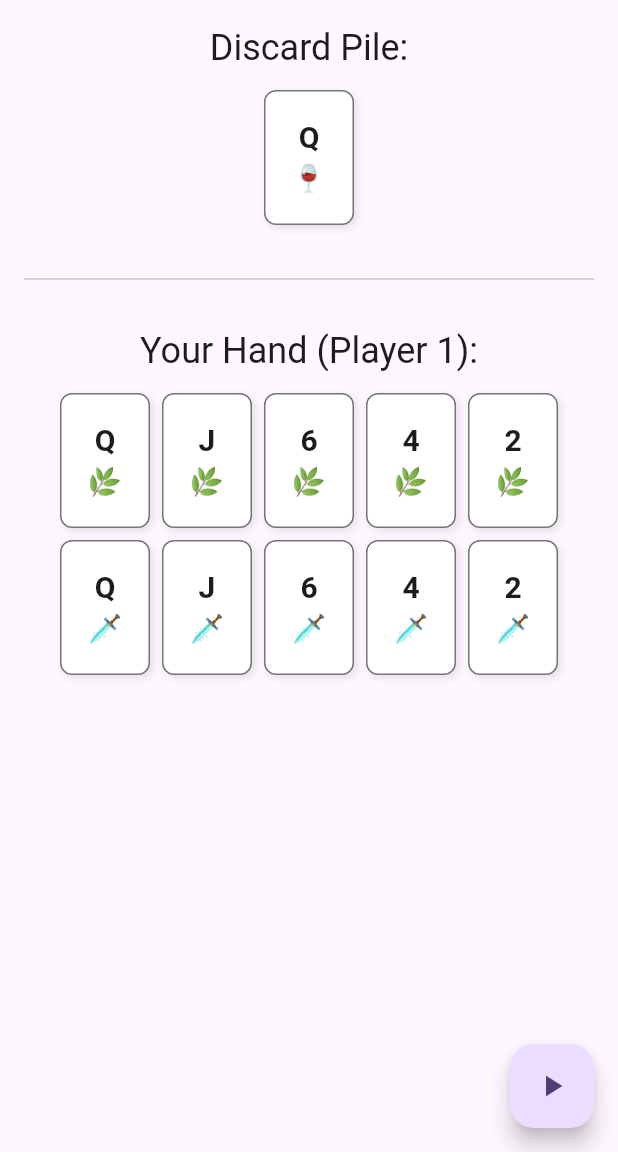
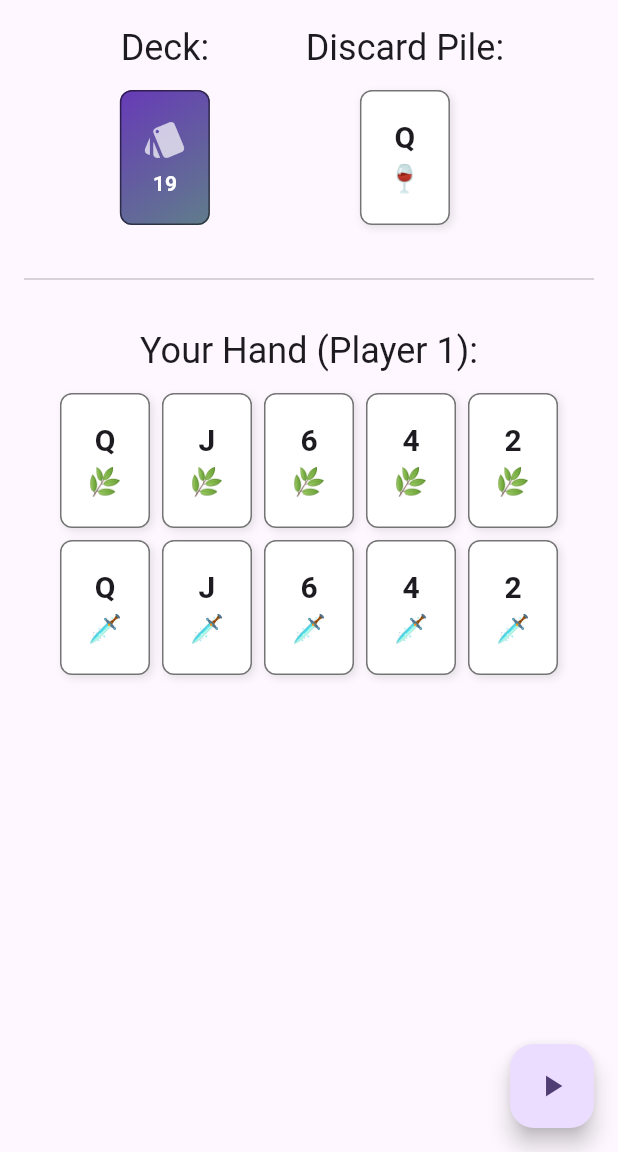
Before and after one commit to 3rdLuigi/la_mano_conquian, a Flutter app: the screen it shows after launch, after a tap on the "play arrow" icon, on a phone screen of 412 x 824 dp, the part 84-1236 px from its top. Run offline on Flutter 3.47's test engine with Material 3 defaults, Android fonts, the phone set to English and light mode, and no system bars; statements that could not run were skipped.

Commit message:
Implemented drawCard and discardCard methods mainly focusing on the functionality of selecting and discarding cards that are in players hands.

```diff
--- a/lib/main.dart
+++ b/lib/main.dart
@@ -1,6 +1,7 @@
 import 'package:flutter/material.dart';
 import 'package:game_logic/game_logic.dart' as game;
 import 'widgets/card_widget.dart';
+import 'widgets/deck_widget.dart';
 import 'widgets/player_hand_widget.dart';
 
 void main() {
@@ -34,17 +35,47 @@ class MyHomePage extends StatefulWidget {
 class _MyHomePageState extends State<MyHomePage> {
   final game.GameController _gameController = game.GameController();
 
+  game.Card? _selectedCard;
+
   void _startNewGame() {
     setState(() {
       _gameController.startNewGame();
     });
   }
 
+  void _drawFromDeck() {
+    setState(() {
+      _gameController.drawFromDeck();
+    });
+  }
+
+  void _onCardTapped(game.Card card) {
+    setState(() {
+      // If tapping the same card, deselect it. Otherwise, select the new card.
+      if (_selectedCard == card) {
+        _selectedCard = null;
+      } else {
+        _selectedCard = card;
+      }
+    });
+  }
+
+  void _discardSelectedCard() {
+    if (_selectedCard == null) return;
+
+    setState(() {
+      _gameController.discardCard(_selectedCard!);
+      _selectedCard = null; // Clear selection after discarding
+    });
+  }
+
 @override
   Widget build(BuildContext context) {
-    // Get the current game state from the controller
     final gameState = _gameController.state;
-    final player = (gameState != null) ? gameState.players[0] : null;
+    // Get the current player based off of the index
+    final player = (gameState != null)
+        ? gameState.players[gameState.currentPlayerIndex]
+        : null;
 
     return Scaffold(
       appBar: AppBar(
@@ -58,28 +89,64 @@ class _MyHomePageState extends State<MyHomePage> {
             const Center(
               child: Text('Press the button to start a new game!'),
             ),
+
           if (gameState != null && player != null) ...[
+            // === Deck and Discard Pile ===
+            // We use a Row to show them side-by-side
+            Row(
+              mainAxisAlignment: MainAxisAlignment.spaceEvenly,
+              children: [
+                // --- The Deck ---
+                Column(
+                  children: [
+                    Text(
+                      'Deck:',
+                      style: Theme.of(context).textTheme.headlineSmall,
+                    ),
+                    const SizedBox(height: 8),
+                    DeckWidget(
+                      cardCount: gameState.deck.cards.length,
+                      onTap: _drawFromDeck, // Call our new method!
+                    ),
+                  ],
+                ),
+                // --- The Discard Pile ---
+                Column(
+                  children: [
                     Text(
                       'Discard Pile:',
                       style: Theme.of(context).textTheme.headlineSmall,
-              textAlign: TextAlign.center,
                     ),
                     const SizedBox(height: 8),
-            Center(
-              // 4. This works because gameState.discardPile.last is a 'game.Card'
-              child: CardWidget(card: gameState.discardPile.last),
+                    CardWidget(card: gameState.discardPile.last),
+                  ],
+                ),
+              ],
             ),
             const SizedBox(height: 24),
             const Divider(),
             const SizedBox(height: 24),
+
+            // === Player's Hand ===
             Text(
-              'Your Hand (Player 1):',
+              'Your Hand (Player ${gameState.currentPlayerIndex + 1}):',
               style: Theme.of(context).textTheme.headlineSmall,
               textAlign: TextAlign.center,
             ),
+            if (_selectedCard != null)
+              Center(
+                child: ElevatedButton.icon(
+                  onPressed: _discardSelectedCard,
+                  icon: const Icon(Icons.vertical_align_bottom),
+                  label: Text('Discard $_selectedCard'),
+                  style: ElevatedButton.styleFrom(
+                    backgroundColor: Colors.red[400],
+                    foregroundColor: Colors.white,
+                  ),
+                ),
+              ),
             const SizedBox(height: 8),
-            // 5. This works because player.hand is a 'List<game.Card>'
-            PlayerHandWidget(hand: player.hand),
+            PlayerHandWidget(hand: player.hand, selectedCard: _selectedCard, onCardTapped: _onCardTapped),
           ],
         ],
       ),
--- a/lib/widgets/card_widget.dart
+++ b/lib/widgets/card_widget.dart
@@ -1,16 +1,19 @@
 import 'package:flutter/material.dart';
-// 1. Import your game logic with a prefix 'game'
 import 'package:game_logic/game_logic.dart' as game;
 
 class CardWidget extends StatelessWidget {
-  // 2. Use the prefixed 'game.Card'
   final game.Card card;
+  final bool isSelected;
+  final VoidCallback? onTap;
 
-  const CardWidget({super.key, required this.card});
+  const CardWidget({
+    super.key,
+    required this.card,
+    this.isSelected = false,
+    this.onTap,
+    });
 
-  // A helper function to get a simple string for the rank
   String _getRankString() {
-    // 3. Use the prefixed 'game.Rank'
     switch (card.rank) {
       case game.Rank.ace: return 'A';
       case game.Rank.two: return '2';
@@ -26,9 +29,7 @@ class CardWidget extends StatelessWidget {
     }
   }
 
-  // A helper function to get an emoji for the suit
   String _getSuitString() {
-    // 5. Use the prefixed 'game.Suit'
     switch (card.suit) {
       case game.Suit.oros: return '🪙'; // Gold
       case game.Suit.copas: return '🍷'; // Cups
@@ -40,17 +41,26 @@ class CardWidget extends StatelessWidget {
 
 @override
   Widget build(BuildContext context) {
-    return Container(
+    return InkWell(
+      onTap: onTap,
+      borderRadius: BorderRadius.circular(8),
+      child: Container(
         width: 60,
         height: 90,
         margin: const EdgeInsets.all(4),
         decoration: BoxDecoration(
           color: Colors.white,
           borderRadius: BorderRadius.circular(8),
-        border: Border.all(color: Colors.black54, width: 1),
+          // Change border color if selected!
+          border: Border.all(
+            color: isSelected ? Colors.blueAccent : Colors.black54,
+            width: isSelected ? 3 : 1, // Thicker border if selected
+          ),
           boxShadow: [
             BoxShadow(
-            color: Colors.black.withOpacity(0.1),
+              color: isSelected
+                  ? Colors.blue.withOpacity(0.3)
+                  : Colors.black.withOpacity(0.1),
               blurRadius: 4,
               offset: const Offset(2, 2),
             ),
@@ -58,7 +68,6 @@ class CardWidget extends StatelessWidget {
         ),
         child: Center(
           child: Column(
-          // 7. 'mainAxisAlignment' now lives INSIDE the Column
             mainAxisAlignment: MainAxisAlignment.center,
             children: [
               Text(
@@ -75,6 +84,7 @@ class CardWidget extends StatelessWidget {
             ],
           ),
         ),
+      ),
     );
   }
 }
--- /dev/null
+++ b/lib/widgets/deck_widget.dart
@@ -0,0 +1,51 @@
+import 'package:flutter/material.dart';
+
+class DeckWidget extends StatelessWidget {
+  final int cardCount;
+  final VoidCallback? onTap; // A function to call when tapped
+
+  const DeckWidget({
+    super.key,
+    required this.cardCount,
+    this.onTap,
+  });
+
+  @override
+  Widget build(BuildContext context) {
+    return InkWell(
+      onTap: onTap,
+      borderRadius: BorderRadius.circular(8),
+      child: Container(
+        width: 60,
+        height: 90,
+        margin: const EdgeInsets.all(4),
+        decoration: BoxDecoration(
+          color: Colors.blueGrey,
+          borderRadius: BorderRadius.circular(8),
+          border: Border.all(color: Colors.black54, width: 1),
+          gradient: const LinearGradient(
+            colors: [Colors.deepPurple, Colors.blueGrey],
+            begin: Alignment.topLeft,
+            end: Alignment.bottomRight,
+          ),
+        ),
+        child: Center(
+          child: Column(
+            mainAxisAlignment: MainAxisAlignment.center,
+            children: [
+              const Icon(Icons.style, color: Colors.white70, size: 30),
+              const SizedBox(height: 4),
+              Text(
+                '$cardCount',
+                style: const TextStyle(
+                  color: Colors.white,
+                  fontWeight: FontWeight.bold,
+                ),
+              ),
+            ],
+          ),
+        ),
+      ),
+    );
+  }
+}
--- a/lib/widgets/player_hand_widget.dart
+++ b/lib/widgets/player_hand_widget.dart
@@ -5,15 +5,26 @@ import 'card_widget.dart';
 
 class PlayerHandWidget extends StatelessWidget {
   final List<game.Card> hand;
+  final game.Card? selectedCard;
+  final Function(game.Card card)? onCardTapped;
 
-  const PlayerHandWidget({super.key, required this.hand});
+  const PlayerHandWidget({
+    super.key,
+    required this.hand,
+    this.selectedCard,
+    this.onCardTapped,
+    });
 
   @override
   Widget build(BuildContext context) {
     return Wrap(
       alignment: WrapAlignment.center,
       children: hand
-          .map((card) => CardWidget(card: card))
+          .map((card) => CardWidget(
+            card: card,
+            isSelected: card == selectedCard,
+            onTap: () => onCardTapped?.call(card),
+            ))
           .toList(),
     );
   }
```
Also changed, not shown: packages/game_logic/lib/src/game_controller.dart (+75 -5 lines). Lines whose indentation alone changed are shown as unchanged.
